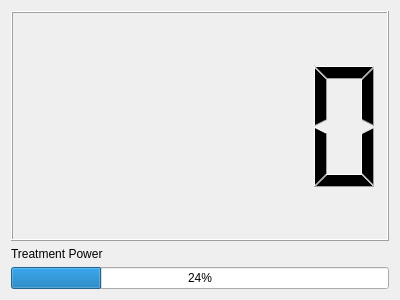
Above: devicescreentreatmentview.ui from eo640217/device-simulator before the change. Below: the same form after it.
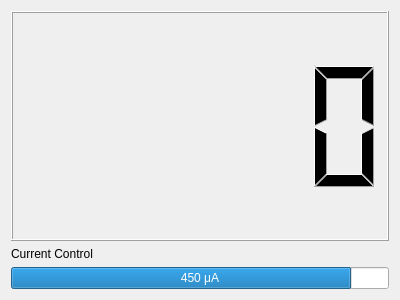
That is the form after the change.

Diff of the .ui file:
```diff
--- a/devicescreentreatmentview.ui
+++ b/devicescreentreatmentview.ui
@@ -26,14 +26,20 @@
       </sizepolicy>
      </property>
      <property name="text">
-      <string>Treatment Power</string>
+      <string>Current Control</string>
      </property>
     </widget>
    </item>
    <item>
     <widget class="QProgressBar" name="progressBar">
+     <property name="maximum">
+      <number>500</number>
+     </property>
      <property name="value">
-      <number>24</number>
+      <number>450</number>
+     </property>
+     <property name="format">
+      <string>%v μA</string>
      </property>
     </widget>
    </item>
```
Left out of the diff: 18 changed lines with no effect on the pictures.
